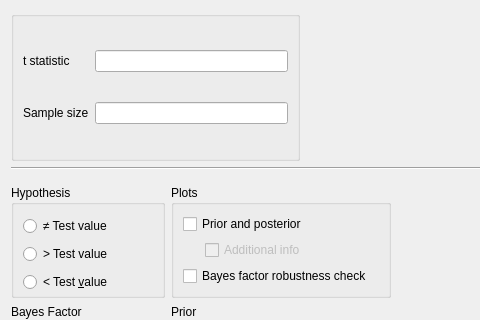
This is JASP-Desktop/analysisforms/SummaryStatistics/summarystatsttestbayesianonesampleform.ui in jasp-stats/jasp-desktop as Qt 5 draws it before an edit; both pictures show x 0 to 480 and y 0 to 320 of the 606 by 468 pixel window. The edited form follows.
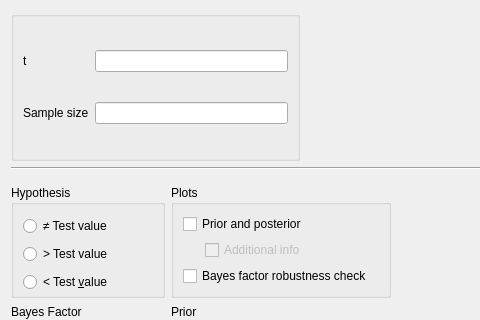
This is the edited form. Custom widgets are drawn as their Qt base class.

What changed in the file:
```diff
--- a/JASP-Desktop/analysisforms/SummaryStatistics/summarystatsttestbayesianonesampleform.ui
+++ b/JASP-Desktop/analysisforms/SummaryStatistics/summarystatsttestbayesianonesampleform.ui
@@ -45,7 +45,7 @@
       <item row="0" column="0">
        <widget class="QLabel" name="label_2">
         <property name="text">
-         <string>t statistic</string>
+         <string>t</string>
         </property>
        </widget>
       </item>
```
